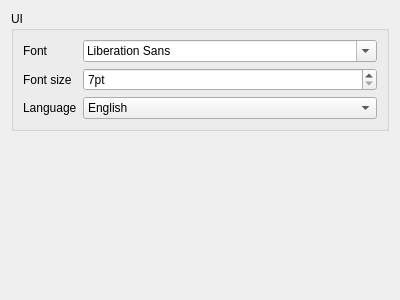
Old version of the form core/src/novelist/settings/SettingsPage_General.ui in the repository Drag-On/novelist.
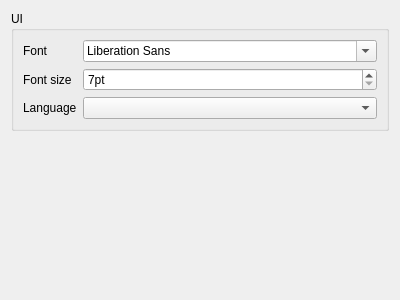
New version of the form.

Commit message: Support language selection in settings dialog

Patch:
```diff
--- a/core/src/novelist/settings/SettingsPage_General.ui
+++ b/core/src/novelist/settings/SettingsPage_General.ui
@@ -66,13 +66,8 @@
       <item row="2" column="1">
        <widget class="QComboBox" name="langComboBox">
         <property name="currentIndex">
-         <number>0</number>
+         <number>-1</number>
         </property>
-        <item>
-         <property name="text">
-          <string>English</string>
-         </property>
-        </item>
        </widget>
       </item>
       <item row="0" column="1">
```
The commit also changes 6 other files.
